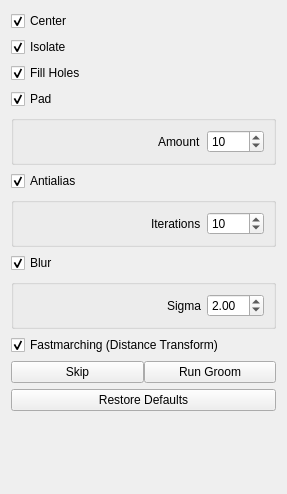
First picture: the form in Studio/src/Application/Groom/GroomTool.ui, repository SCIInstitute/ShapeWorks, before the edit.
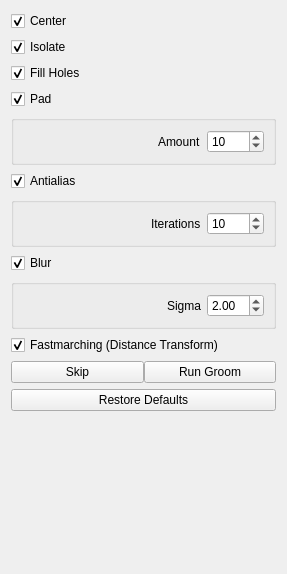
Second picture: the form after the edit.

Patch:
```diff
--- a/Studio/src/Application/Groom/GroomTool.ui
+++ b/Studio/src/Application/Groom/GroomTool.ui
@@ -7,7 +7,7 @@
     <x>0</x>
     <y>0</y>
     <width>287</width>
-    <height>494</height>
+    <height>574</height>
    </rect>
   </property>
   <property name="windowTitle">
```
Left out of the diff: 63 changed lines with no effect on the pictures. Lines whose indentation alone changed are shown as unchanged.
